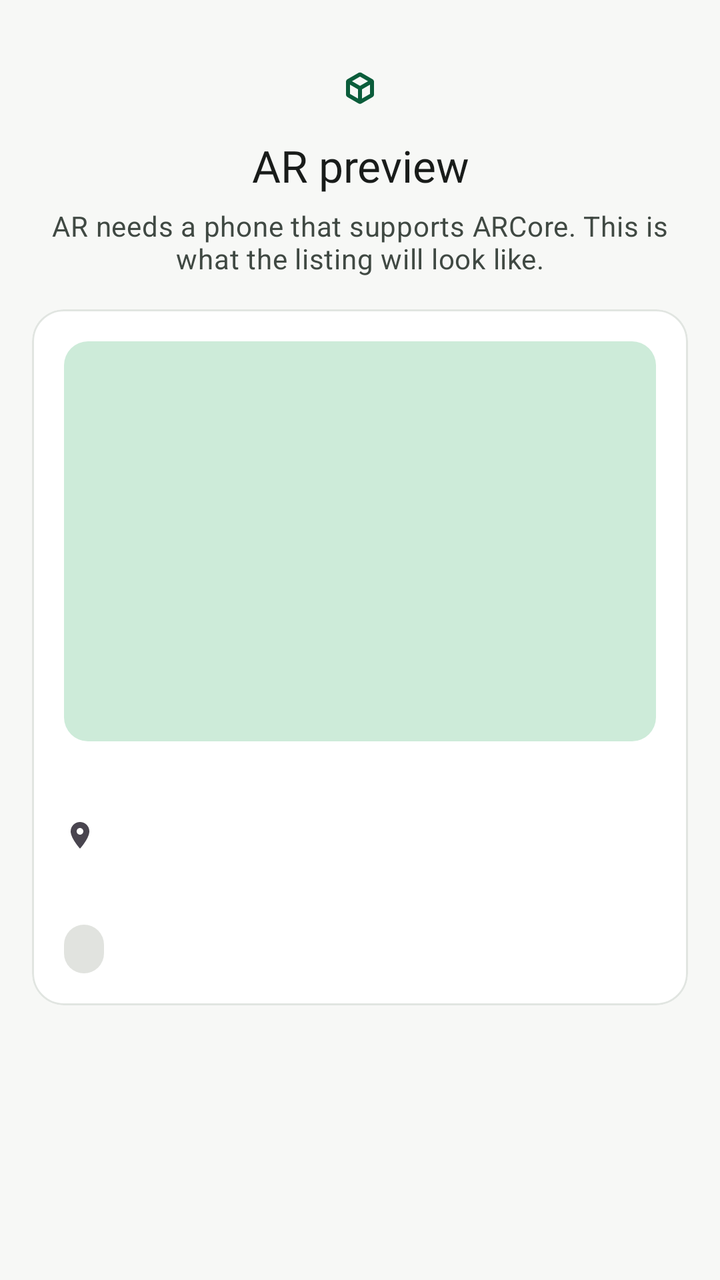
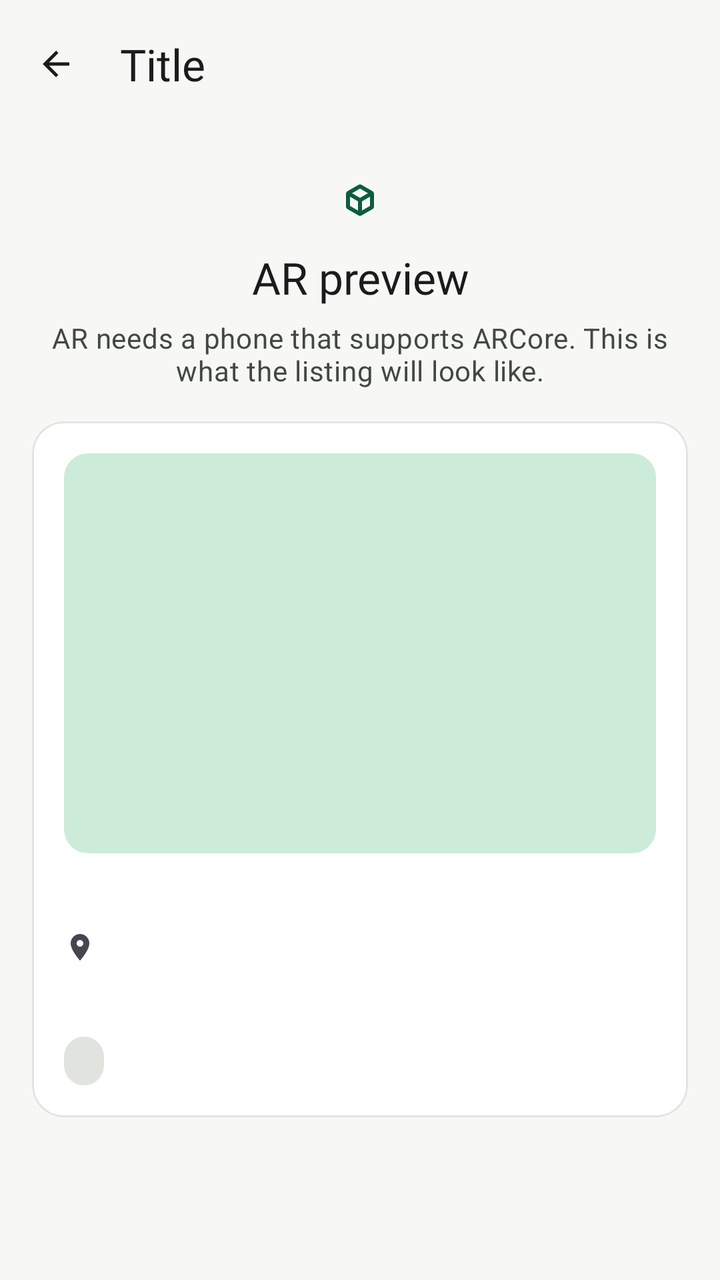

The first picture is an Android layout as it rendered before a commit; the second is the same layout after the commit. The layout source and the unified diff follow.
<!-- AndroidManifest.xml: application theme Theme.KodiWise -->
<!-- res/layout/activity_ar_fallback.xml -->
<?xml version="1.0" encoding="utf-8"?>
<ScrollView xmlns:android="http://schemas.android.com/apk/res/android"
    xmlns:app="http://schemas.android.com/apk/res-auto"
    android:layout_width="match_parent"
    android:layout_height="match_parent"
    android:background="?android:attr/colorBackground"
    android:fitsSystemWindows="true">

    <LinearLayout
        android:layout_width="match_parent"
        android:layout_height="wrap_content"
        android:orientation="vertical"
        android:padding="16dp">

        <TextView
            android:layout_width="match_parent"
            android:layout_height="wrap_content"
            android:layout_marginTop="16dp"
            android:drawablePadding="12dp"
            android:gravity="center"
            android:text="@string/ar_fallback_title"
            android:textAppearance="?attr/textAppearanceTitleLarge"
            android:textColor="?attr/colorOnBackground"
            app:drawableTopCompat="@drawable/ic_view_in_ar"
            app:drawableTint="?attr/colorPrimary" />

        <TextView
            android:layout_width="match_parent"
            android:layout_height="wrap_content"
            android:layout_marginTop="6dp"
            android:gravity="center"
            android:text="@string/ar_fallback_body"
            android:textAppearance="?attr/textAppearanceBodyMedium"
            android:textColor="?attr/colorOnSurfaceVariant" />

        <com.google.android.material.card.MaterialCardView
            android:layout_width="match_parent"
            android:layout_height="wrap_content"
            android:layout_marginTop="16dp">

            <LinearLayout
                android:layout_width="match_parent"
                android:layout_height="wrap_content"
                android:orientation="vertical"
                android:padding="16dp">

                <com.google.android.material.imageview.ShapeableImageView
                    android:id="@+id/ivFallbackCover"
                    android:layout_width="match_parent"
                    android:layout_height="200dp"
                    android:background="@color/kw_primary_container"
                    android:contentDescription="@string/cd_listing_photo"
                    android:scaleType="centerCrop"
                    app:shapeAppearanceOverlay="@style/ShapeAppearance.KodiWise.Medium" />

                <TextView
                    android:id="@+id/tvFallbackTitle"
                    android:layout_width="match_parent"
                    android:layout_height="wrap_content"
                    android:layout_marginTop="12dp"
                    android:textAppearance="?attr/textAppearanceTitleMedium"
                    android:textColor="?attr/colorOnSurface" />

                <TextView
                    android:id="@+id/tvFallbackLocation"
                    android:layout_width="match_parent"
                    android:layout_height="wrap_content"
                    android:layout_marginTop="4dp"
                    android:drawablePadding="4dp"
                    android:gravity="center_vertical"
                    android:textAppearance="?attr/textAppearanceBodyMedium"
                    android:textColor="?attr/colorOnSurfaceVariant"
                    app:drawableStartCompat="@drawable/ic_place_16" />

                <TextView
                    android:id="@+id/tvFallbackMeta"
                    android:layout_width="match_parent"
                    android:layout_height="wrap_content"
                    android:layout_marginTop="8dp"
                    android:textAppearance="?attr/textAppearanceBodyMedium"
                    android:textColor="?attr/colorOnSurface" />

                <TextView
                    android:id="@+id/tvFallbackBand"
                    style="@style/Widget.KodiWise.Badge"
                    android:layout_width="wrap_content"
                    android:layout_height="wrap_content"
                    android:layout_marginTop="8dp" />
            </LinearLayout>
        </com.google.android.material.card.MaterialCardView>
    </LinearLayout>
</ScrollView>
<!-- resources referenced by this layout -->
<resources>
  <color name="kw_primary_container">#CDEBD9</color>
  <string name="ar_fallback_body">AR needs a phone that supports ARCore. This is what the listing will look like.</string>
  <string name="ar_fallback_title">AR preview</string>
  <string name="cd_listing_photo">Listing photo</string>
  <style name="Theme.KodiWise" parent="Base.Theme.KodiWise" />
  <color name="kw_on_neutral_chip">#404943</color>
  <color name="kw_neutral_chip">#E1E3DF</color>
  <color name="kw_primary">#0B5D3B</color>
  <color name="kw_on_primary">#FFFFFF</color>
  <color name="kw_on_primary_container">#002114</color>
  <color name="kw_secondary">#C9A227</color>
  <color name="kw_on_secondary">#1F1B00</color>
  <color name="kw_secondary_container">#FFF1C2</color>
  <color name="kw_on_secondary_container">#3D2F00</color>
  <color name="kw_tertiary">#3E6553</color>
  <color name="kw_on_tertiary">#FFFFFF</color>
  <color name="kw_tertiary_container">#C0EBD4</color>
  <color name="kw_on_tertiary_container">#002114</color>
  <color name="kw_error">#B3261E</color>
  <color name="kw_on_error">#FFFFFF</color>
  <color name="kw_error_container">#F9DEDC</color>
  <color name="kw_on_error_container">#410E0B</color>
  <color name="kw_background">#F7F8F6</color>
  <color name="kw_on_background">#191C1A</color>
  <color name="kw_surface">#FFFFFF</color>
  <color name="kw_on_surface">#191C1A</color>
  <color name="kw_surface_variant">#DCE5DD</color>
  <color name="kw_on_surface_variant">#404943</color>
  <color name="kw_outline">#707973</color>
  <color name="kw_outline_variant">#C0C9C1</color>
  <color name="kw_surface_container_lowest">#FFFFFF</color>
  <color name="kw_surface_container_low">#F2F4F1</color>
  <color name="kw_surface_container">#ECEFEB</color>
  <color name="kw_surface_container_high">#E6E9E5</color>
  <color name="kw_surface_container_highest">#E1E3DF</color>
  <color name="kw_surface_dim">#D8DBD7</color>
  <color name="kw_surface_bright">#F7F8F6</color>
  <color name="kw_inverse_surface">#2E312E</color>
  <color name="kw_inverse_on_surface">#EFF1ED</color>
  <color name="kw_inverse_primary">#8FD5AE</color>
  <style name="Widget.KodiWise.TextView" parent="Widget.AppCompat.TextView">
          <item name="android:textAppearance">@style/TextAppearance.KodiWise.BodyMedium</item>
      </style>
  <style name="TextAppearance.KodiWise.BodyLarge" parent="TextAppearance.Material3.BodyLarge">
          
          <item name="android:textViewStyle">@style/Widget.KodiWise.TextView</item>
      </style>
  <style name="TextAppearance.KodiWise.BodyMedium" parent="TextAppearance.Material3.BodyMedium">
          
          <item name="android:textViewStyle">@style/Widget.KodiWise.TextView</item>
      </style>
  <style name="TextAppearance.KodiWise.BodySmall" parent="TextAppearance.Material3.BodySmall">
          
          <item name="android:textViewStyle">@style/Widget.KodiWise.TextView</item>
      </style>
  <style name="Widget.KodiWise.Chip" parent="Widget.Material3.Chip.Filter" />
  <style name="Widget.KodiWise.CheckBox" parent="Widget.Material3.CompoundButton.CheckBox">
          <item name="android:minHeight">48dp</item>
      </style>
  <color name="kw_card">#FFFFFF</color>
  <color name="kw_card_stroke">#E1E5E1</color>
  <!-- unchanged entries left out for length: 24 -->
</resources>

<!-- the commit's change to res/layout/activity_ar_fallback.xml (unified diff, before → after) -->
@@ -1,10 +1,18 @@
 <?xml version="1.0" encoding="utf-8"?>
-<ScrollView xmlns:android="http://schemas.android.com/apk/res/android"
+<LinearLayout xmlns:android="http://schemas.android.com/apk/res/android"
     xmlns:app="http://schemas.android.com/apk/res-auto"
     android:layout_width="match_parent"
     android:layout_height="match_parent"
     android:background="?android:attr/colorBackground"
-    android:fitsSystemWindows="true">
+    android:fitsSystemWindows="true"
+    android:orientation="vertical">
+
+    <include layout="@layout/include_back_header" />
+
+    <ScrollView
+        android:layout_width="match_parent"
+        android:layout_height="0dp"
+        android:layout_weight="1">
 
     <LinearLayout
         android:layout_width="match_parent"
@@ -15,7 +23,7 @@
         <TextView
             android:layout_width="match_parent"
             android:layout_height="wrap_content"
-            android:layout_marginTop="16dp"
+            android:layout_marginTop="8dp"
             android:drawablePadding="12dp"
             android:gravity="center"
             android:text="@string/ar_fallback_title"
@@ -25,6 +33,7 @@
             app:drawableTint="?attr/colorPrimary" />
 
         <TextView
+            android:id="@+id/tvFallbackNote"
             android:layout_width="match_parent"
             android:layout_height="wrap_content"
             android:layout_marginTop="6dp"
@@ -89,4 +98,40 @@
             </LinearLayout>
         </com.google.android.material.card.MaterialCardView>
     </LinearLayout>
-</ScrollView>
+    </ScrollView>
+</LinearLayout>
+<!-- res/layout/include_back_header.xml (included above) -->
+<?xml version="1.0" encoding="utf-8"?>
+<LinearLayout xmlns:android="http://schemas.android.com/apk/res/android"
+    xmlns:app="http://schemas.android.com/apk/res-auto"
+    android:id="@+id/backHeaderRoot"
+    android:layout_width="match_parent"
+    android:layout_height="wrap_content"
+    android:background="?android:attr/colorBackground"
+    android:gravity="center_vertical"
+    android:minHeight="64dp"
+    android:orientation="horizontal"
+    android:paddingStart="4dp"
+    android:paddingEnd="16dp">
+
+    <com.google.android.material.button.MaterialButton
+        android:id="@+id/btnBackHeader"
+        style="@style/Widget.Material3.Button.IconButton"
+        android:layout_width="48dp"
+        android:layout_height="48dp"
+        android:contentDescription="@string/back"
+        app:icon="@drawable/ic_arrow_back"
+        app:iconTint="?attr/colorOnSurface" />
+
+    <TextView
+        android:id="@+id/tvHeaderTitle"
+        android:layout_width="0dp"
+        android:layout_height="wrap_content"
+        android:layout_marginStart="8dp"
+        android:layout_weight="1"
+        android:ellipsize="end"
+        android:singleLine="true"
+        android:text="@string/header_title"
+        android:textAppearance="?attr/textAppearanceTitleLarge"
+        android:textColor="?attr/colorOnSurface" />
+</LinearLayout>
<!-- resource entries referenced after the edit -->
@@ -1,9 +1,24 @@
 <!-- resources referenced by this layout -->
 <resources>
   <color name="kw_primary_container">#CDEBD9</color>
+  <!-- drawable ic_arrow_back (drawable) -->
+  <?xml version="1.0" encoding="utf-8"?>
+  <vector xmlns:android="http://schemas.android.com/apk/res/android"
+      android:width="24dp"
+      android:height="24dp"
+      android:autoMirrored="true"
+      android:tint="?attr/colorControlNormal"
+      android:viewportWidth="24"
+      android:viewportHeight="24">
+      <path
+          android:fillColor="@android:color/white"
+          android:pathData="M20,11H7.83l5.59,-5.59L12,4l-8,8 8,8 1.41,-1.41L7.83,13H20v-2z" />
+  </vector>
   <string name="ar_fallback_body">AR needs a phone that supports ARCore. This is what the listing will look like.</string>
   <string name="ar_fallback_title">AR preview</string>
+  <string name="back">Back</string>
   <string name="cd_listing_photo">Listing photo</string>
+  <string name="header_title">Title</string>
   <style name="Theme.KodiWise" parent="Base.Theme.KodiWise" />
   <color name="kw_on_neutral_chip">#404943</color>
   <color name="kw_neutral_chip">#E1E3DF</color>
